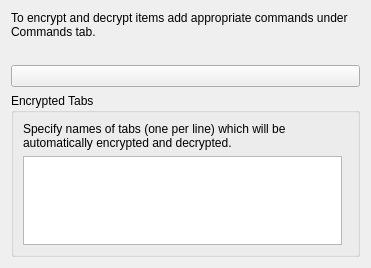
Old version of the form plugins/itemencrypted/itemencryptedsettings.ui in the repository hluk/CopyQ.
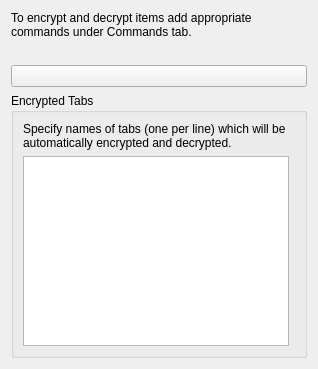
New version of the form.

Commit message: Better layout sizes in configuration dialog

The edit to the form file:
```diff
--- a/plugins/itemencrypted/itemencryptedsettings.ui
+++ b/plugins/itemencrypted/itemencryptedsettings.ui
@@ -6,10 +6,16 @@
    <rect>
     <x>0</x>
     <y>0</y>
-    <width>371</width>
-    <height>268</height>
+    <width>318</width>
+    <height>369</height>
    </rect>
   </property>
+  <property name="sizePolicy">
+   <sizepolicy hsizetype="Preferred" vsizetype="Preferred">
+    <horstretch>0</horstretch>
+    <verstretch>1</verstretch>
+   </sizepolicy>
+  </property>
   <layout class="QVBoxLayout" name="verticalLayout">
    <item>
     <widget class="QLabel" name="label">
@@ -60,22 +66,19 @@
         </property>
        </widget>
       </item>
+      <item row="1" column="0">
+       <widget class="QPlainTextEdit" name="plainTextEditEncryptTabs">
+        <property name="sizePolicy">
+         <sizepolicy hsizetype="Expanding" vsizetype="Expanding">
+          <horstretch>0</horstretch>
+          <verstretch>1</verstretch>
+         </sizepolicy>
+        </property>
+       </widget>
+      </item>
      </layout>
     </widget>
    </item>
-   <item>
-    <spacer name="verticalSpacer">
-     <property name="orientation">
-      <enum>Qt::Vertical</enum>
-     </property>
-     <property name="sizeHint" stdset="0">
-      <size>
-       <width>20</width>
-       <height>40</height>
-      </size>
-     </property>
-    </spacer>
-   </item>
   </layout>
  </widget>
  <resources/>
```
Left out of the diff: 3 changed lines with no effect on the pictures. The commit also changes 4 other files.
